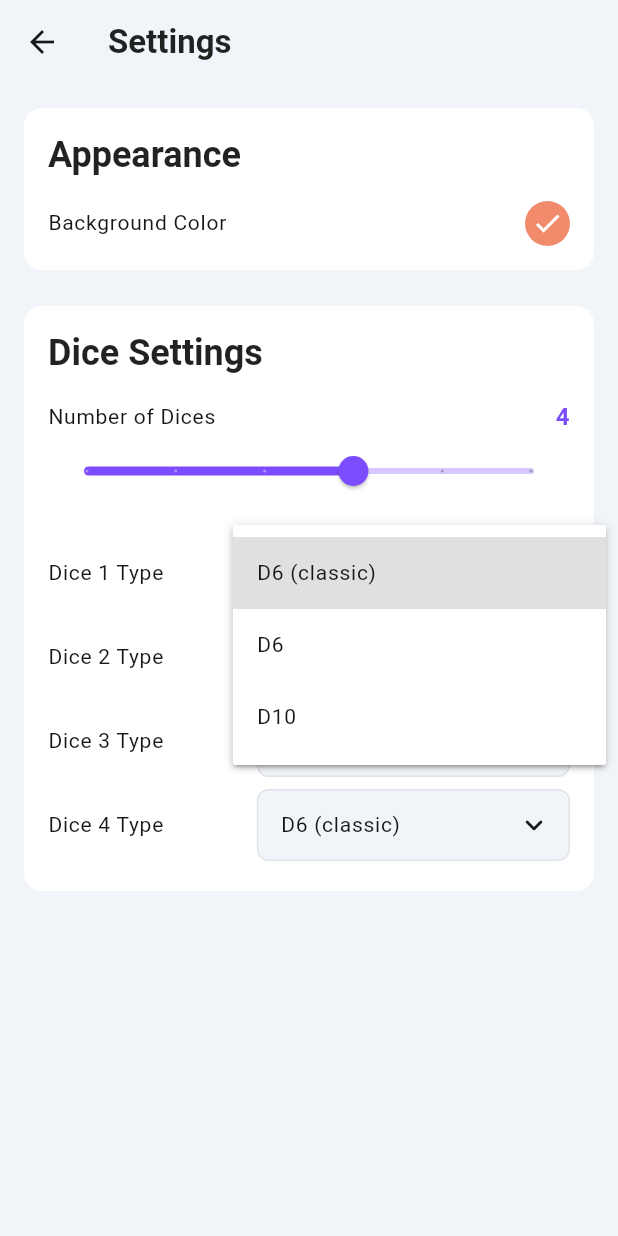
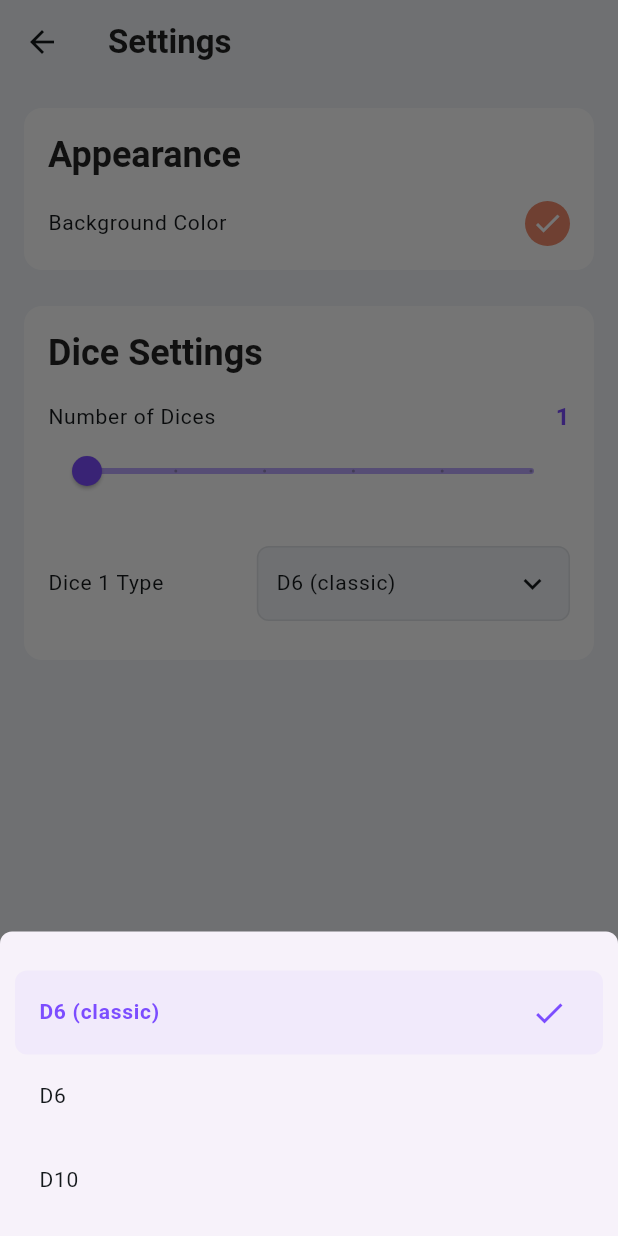
Before and after one commit to nvsoftlab/dice-roller, a Flutter app: the SettingsScreen screen opened directly, after a tap on "D6 (classic)", on a phone screen of 412 x 824 dp. Run offline on Flutter 3.47's test engine with Material 3 defaults, Android fonts, the phone set to English and light mode, and no system bars; our stand-ins replace google_fonts, sensors_plus, shared_preferences; accounts and stored records are empty.

Commit message:
feat: fixes

```diff
--- a/lib/main.dart
+++ b/lib/main.dart
@@ -8,7 +8,8 @@ import 'package:dice_roller/l10n/app_localizations.dart';
 final materialTheme = ThemeData(
   primaryColor: Color(0xFFF1F4F8),
   brightness: Brightness.light,
-  primarySwatch: Colors.blue,
+  primaryColorDark: Colors.deepPurpleAccent,
+  primaryColorLight: Color(0xFFBCA8FF),
   scaffoldBackgroundColor: const Color(0xFFF1F4F8),
   textTheme: GoogleFonts.robotoTextTheme().copyWith(
     titleLarge: TextStyle(
@@ -32,19 +33,8 @@ final materialTheme = ThemeData(
 
   sliderTheme: SliderThemeData(
     activeTrackColor: Colors.deepPurpleAccent,
-    inactiveTrackColor: Color.fromARGB(
-      (0.3 * 255).round(),
-      Colors.deepPurpleAccent.red,
-      Colors.deepPurpleAccent.green,
-      Colors.deepPurpleAccent.blue,
-    ),
+    inactiveTrackColor: Color(0xFFBCA8FF),
     thumbColor: Colors.deepPurpleAccent,
-    overlayColor: Color.fromARGB(
-      (0.2 * 255).round(),
-      Colors.deepPurpleAccent.red,
-      Colors.deepPurpleAccent.green,
-      Colors.deepPurpleAccent.blue,
-    ),
   ),
   switchTheme: SwitchThemeData(
     thumbColor: WidgetStateProperty.resolveWith<Color?>((
@@ -59,18 +49,9 @@ final materialTheme = ThemeData(
       Set<WidgetState> states,
     ) {
       if (states.contains(WidgetState.selected)) {
-        // Replaced Colors.deepPurpleAccent.withOpacity(0.5)
-        return Color.fromARGB(
-          (0.5 * 255).round(),
-          Colors.deepPurpleAccent.red,
-          Colors.deepPurpleAccent.green,
-          Colors.deepPurpleAccent.blue,
-        );
+        return Color(0xFFBCA8FF);
       }
-      // Replaced Colors.grey.withOpacity(0.5)
-      // Note: Colors.grey is a MaterialColor, Colors.grey.shade500 is the default grey
-      // but Colors.grey itself is also a Color(0xFF9E9E9E)
-      final greyBase = Colors.grey; // This is Color(0xFF9E9E9E)
+      final greyBase = Colors.grey;
       return Color.fromARGB(
         (0.5 * 255).round(),
         greyBase.red,
--- a/lib/screens/dice.dart
+++ b/lib/screens/dice.dart
@@ -37,7 +37,7 @@ class _DiceScreenState extends State<DiceScreen> {
   void initState() {
     super.initState();
     _loadBackgroundColor();
-    _loadDiceSettings(); // Load the number of dice
+    _loadDiceSettings();
     _startAccelerometerListener();
   }
 
@@ -45,7 +45,6 @@ class _DiceScreenState extends State<DiceScreen> {
     final preferences = await SharedPreferences.getInstance();
     if (!mounted) return;
 
-    // Get the stored index. Default to 0 if not found (first color in kColors).
     final int colorIndex = preferences.getInt(selectedColorIndexKey) ?? 0;
 
     if (kColors.isNotEmpty && colorIndex >= 0 && colorIndex < kColors.length) {
@@ -55,8 +54,6 @@ class _DiceScreenState extends State<DiceScreen> {
         });
       }
     }
-    // If kColors is empty or index is out of bounds after defaulting,
-    // _backgroundColor retains its last valid or initialized value.
   }
 
   Future<void> _loadDiceSettings() async {
@@ -64,9 +61,7 @@ class _DiceScreenState extends State<DiceScreen> {
     if (!mounted) return;
 
     setState(() {
-      // Load the number of dice. Default to 4.0 (as in DiceSettingsSection) if not found.
-      // The value in SharedPreferences is stored as a double.
-      diceCount = (preferences.getDouble(numberOfDicesKey) ?? 4.0).toInt();
+      diceCount = (preferences.getDouble(numberOfDicesKey) ?? 1).toInt();
     });
   }
 
@@ -133,7 +128,7 @@ class _DiceScreenState extends State<DiceScreen> {
     // After returning from settings, reload relevant settings
     if (mounted) {
       _loadBackgroundColor();
-      _loadDiceSettings(); // Reload the number of dice
+      _loadDiceSettings();
     }
   }
 
--- a/lib/widgets/common/dropdown.dart
+++ b/lib/widgets/common/dropdown.dart
@@ -1,4 +1,4 @@
-import 'package:dice_roller/constants/settings.dart'; // Assuming kDiceTypeOptions is here
+import 'package:dice_roller/constants/settings.dart';
 import 'package:flutter/material.dart';
 
 class DiceTypeDropdown extends StatelessWidget {
@@ -11,56 +11,110 @@ class DiceTypeDropdown extends StatelessWidget {
   final String? currentValue;
   final ValueChanged<String?> onChanged;
 
+  void _showDiceOptionsBottomSheet(BuildContext context) {
+    showModalBottomSheet<void>(
+      context: context,
+      shape: const RoundedRectangleBorder(
+        borderRadius: BorderRadius.vertical(top: Radius.circular(8)),
+      ),
+      builder: (BuildContext bottomSheetContext) {
+        return SafeArea(
+          child: Padding(
+            padding: EdgeInsets.fromLTRB(
+              10,
+              10,
+              10,
+              1 + MediaQuery.of(context).viewInsets.bottom,
+            ),
+            child: Column(
+              mainAxisSize: MainAxisSize.min,
+              crossAxisAlignment: CrossAxisAlignment.stretch,
+              children: [
+                const SizedBox(height: 16),
+                ListView.builder(
+                  shrinkWrap: true,
+                  itemCount: kDiceTypeOptions.length,
+                  itemBuilder: (BuildContext listItemContext, int index) {
+                    final String option = kDiceTypeOptions[index];
+                    final bool isSelected = (option == currentValue);
+
+                    return ListTile(
+                      title: Text(
+                        option,
+                        style: Theme.of(
+                          context,
+                        ).textTheme.labelMedium?.copyWith(
+                          color:
+                              isSelected
+                                  ? Theme.of(context).primaryColorDark
+                                  : Theme.of(
+                                    context,
+                                  ).textTheme.labelMedium?.color,
+                          fontWeight:
+                              isSelected ? FontWeight.bold : FontWeight.normal,
+                        ),
+                      ),
+                      trailing:
+                          isSelected
+                              ? Icon(
+                                Icons.check,
+                                color: Theme.of(context).primaryColorDark,
+                              )
+                              : null,
+                      onTap: () {
+                        onChanged(option);
+                        Navigator.pop(bottomSheetContext);
+                      },
+                      selected: isSelected,
+                      selectedTileColor: Theme.of(
+                        context,
+                      ).primaryColorLight.withAlpha(26),
+                      shape: RoundedRectangleBorder(
+                        borderRadius: BorderRadius.circular(8),
+                      ),
+                    );
+                  },
+                ),
+                const SizedBox(height: 8),
+              ],
+            ),
+          ),
+        );
+      },
+    );
+  }
+
   @override
   Widget build(BuildContext context) {
-    return DropdownButtonHideUnderline(
-      child: DropdownButtonFormField<String>(
-        decoration: InputDecoration(
-          filled: true,
-          fillColor: const Color(0xFFF1F4F8), // User's chosen fill color
-          contentPadding: const EdgeInsets.symmetric(
-            horizontal: 12.0,
-            vertical: 8.0,
-          ),
-          // 1. Set border with color #e0e3e7 and 2. border radius 8
-          enabledBorder: OutlineInputBorder(
-            borderRadius: BorderRadius.circular(8.0),
-            borderSide: const BorderSide(color: Color(0xFFE0E3E7), width: 1.0),
-          ),
-          focusedBorder: OutlineInputBorder(
-            borderRadius: BorderRadius.circular(8.0),
-            borderSide: const BorderSide(color: Color(0xFFE0E3E7), width: 1.0),
-          ),
-          border: OutlineInputBorder(
-            borderRadius: BorderRadius.circular(8.0),
-            borderSide: const BorderSide(color: Color(0xFFE0E3E7), width: 1.0),
-          ),
+    return InkWell(
+      onTap: () {
+        _showDiceOptionsBottomSheet(context);
+      },
+      borderRadius: BorderRadius.circular(8),
+      child: Container(
+        padding: const EdgeInsets.symmetric(horizontal: 12, vertical: 12),
+        decoration: BoxDecoration(
+          color: const Color(0xFFF1F4F8),
+          borderRadius: BorderRadius.circular(8.0),
+          border: Border.all(color: const Color(0xFFE0E3E7), width: 1),
         ),
-        value: currentValue,
-        icon: const Icon(
-          Icons.keyboard_arrow_down_rounded,
-          color: Color(0xFF14181B),
+        child: Row(
+          mainAxisAlignment: MainAxisAlignment.spaceBetween,
+          children: <Widget>[
+            Expanded(
+              child: Text(
+                currentValue ?? kDiceTypeOptions[0],
+                style: Theme.of(context).textTheme.labelMedium,
+                overflow: TextOverflow.ellipsis,
+              ),
+            ),
+            const SizedBox(width: 8),
+            const Icon(
+              Icons.keyboard_arrow_down_sharp,
+              color: Color(0xFF14181B),
+            ),
+          ],
         ),
-        elevation: 2,
-        style: Theme.of(context).textTheme.bodyLarge?.copyWith(
-          color: Colors.black87,
-        ), // Style for the selected item in the button
-        dropdownColor: Colors.white, // Background color of the dropdown menu
-        // menuOffset: Offset.zero, // Removed as it's not available in your Flutter version
-        onChanged: onChanged,
-        items:
-            kDiceTypeOptions.map<DropdownMenuItem<String>>((String value) {
-              return DropdownMenuItem<String>(
-                value: value,
-                child: Text(
-                  value,
-                  style:
-                      Theme.of(
-                        context,
-                      ).textTheme.labelMedium, // Style for items in the list
-                ),
-              );
-            }).toList(),
       ),
     );
   }
--- a/lib/widgets/settings/dice_settings_section.dart
+++ b/lib/widgets/settings/dice_settings_section.dart
@@ -1,9 +1,8 @@
-// File: dice_settings_section.dart (Your main file)
 import 'package:dice_roller/constants/settings.dart';
 import 'package:dice_roller/constants/shared_preferences_indexes.dart';
 import 'package:dice_roller/l10n/app_localizations.dart';
-import 'package:dice_roller/widgets/settings/dice_configuration_list.dart';
-import 'package:dice_roller/widgets/settings/number_of_dices_control.dart';
+import 'package:dice_roller/widgets/settings/dice_configuration_list.dart'; // Assuming this is DiceConfigurationListWidget
+import 'package:dice_roller/widgets/settings/number_of_dices_control.dart'; // Assuming this is NumberOfDicesControlWidget
 import 'package:dice_roller/widgets/settings/settings_section_layout.dart';
 import 'package:flutter/material.dart';
 import 'package:shared_preferences/shared_preferences.dart';
@@ -16,22 +15,25 @@ class DiceSettingsSection extends StatefulWidget {
 }
 
 class _DiceSettingsSectionState extends State<DiceSettingsSection> {
-  double _numberOfDices = 4.0;
+  static const double _initialNumberOfDicesDefault = 1;
+
+  // State variables
+  late double _numberOfDices;
   late List<String?> _diceTypes;
+  bool _isLoading = true;
 
   String get _defaultDiceType {
-    if (kDiceTypeOptions.isNotEmpty) {
-      final firstOption = kDiceTypeOptions[0];
-      if (firstOption.isNotEmpty) {
-        return firstOption;
-      }
+    if (kDiceTypeOptions.isNotEmpty && kDiceTypeOptions[0].isNotEmpty) {
+      return kDiceTypeOptions[0];
     }
-    return 'D6';
+
+    return kDiceTypeOptions[0];
   }
 
   @override
   void initState() {
     super.initState();
+    _numberOfDices = _initialNumberOfDicesDefault;
     _diceTypes = List<String?>.generate(
       _numberOfDices.toInt(),
       (_) => _defaultDiceType,
@@ -41,38 +43,50 @@ class _DiceSettingsSectionState extends State<DiceSettingsSection> {
   }
 
   Future<void> _loadSettings() async {
-    final prefs = await SharedPreferences.getInstance();
+    final preferences = await SharedPreferences.getInstance();
+
+    double loadedNumberOfDices =
+        preferences.getDouble(numberOfDicesKey) ?? _initialNumberOfDicesDefault;
+
+    List<String>? loadedPersistedTypes = preferences.getStringList(
+      diceTypesKey,
+    );
+    int currentDiceCount = loadedNumberOfDices.toInt();
+    List<String?> finalDiceTypes;
+
+    if (loadedPersistedTypes != null &&
+        loadedPersistedTypes.length == currentDiceCount) {
+      finalDiceTypes = List<String?>.from(loadedPersistedTypes, growable: true);
+    } else {
+      finalDiceTypes = List<String?>.generate(
+        currentDiceCount,
+        (_) => _defaultDiceType,
+        growable: true,
+      );
+    }
+
     if (!mounted) return;
 
     setState(() {
-      _numberOfDices = prefs.getDouble(numberOfDicesKey) ?? _numberOfDices;
-      List<String>? loadedTypes = prefs.getStringList(diceTypesKey);
-      int currentDiceCount = _numberOfDices.toInt();
+      _numberOfDices = loadedNumberOfDices;
+      _diceTypes = finalDiceTypes;
+      _isLoading = false;
+    });
 
-      if (loadedTypes != null && loadedTypes.length == currentDiceCount) {
-        _diceTypes = List<String?>.from(loadedTypes, growable: true);
-      } else {
-        _diceTypes = List<String?>.generate(
-          currentDiceCount,
-          (_) => _defaultDiceType,
-          growable: true,
-        );
-        if (loadedTypes == null || (loadedTypes.length != currentDiceCount)) {
-          _saveSettings();
-        }
-      }
-    });
+    if (loadedPersistedTypes == null ||
+        (loadedPersistedTypes.length != currentDiceCount)) {
+      await _saveSettings();
+    }
   }
 
   Future<void> _saveSettings() async {
-    final prefs = await SharedPreferences.getInstance();
-    await prefs.setDouble(numberOfDicesKey, _numberOfDices);
+    final preferences = await SharedPreferences.getInstance();
+    await preferences.setDouble(numberOfDicesKey, _numberOfDices);
     List<String> typesToSave =
         _diceTypes.map((type) => type ?? _defaultDiceType).toList();
-    await prefs.setStringList(diceTypesKey, typesToSave);
+    await preferences.setStringList(diceTypesKey, typesToSave);
   }
 
-  // Callback for NumberOfDicesControlWidget
   void _handleNumberOfDicesChanged(double value) {
     setState(() {
       int oldDiceCount = _numberOfDices.toInt();
@@ -86,7 +100,8 @@ class _DiceSettingsSectionState extends State<DiceSettingsSection> {
       } else if (newCount < oldDiceCount) {
         _diceTypes = _diceTypes.sublist(0, newCount);
       }
-      // Ensure consistency after adjustment (though above logic should handle it)
+
+      // Safeguard: Ensure _diceTypes list is consistent with newCount.
       if (_diceTypes.length != newCount) {
         _diceTypes = List<String?>.generate(
           newCount,
@@ -98,9 +113,7 @@ class _DiceSettingsSectionState extends State<DiceSettingsSection> {
     _saveSettings();
   }
 
-  // Callback for DiceConfigurationListWidget
   void _handleDiceTypeChanged(int index, String? newValue) {
-    // Ensure index is within bounds before updating
     if (index >= 0 && index < _diceTypes.length) {
       setState(() {
         _diceTypes[index] = newValue;
@@ -111,6 +124,18 @@ class _DiceSettingsSectionState extends State<DiceSettingsSection> {
 
   @override
   Widget build(BuildContext context) {
+    if (_isLoading) {
+      return SettingsSectionLayout(
+        title: AppLocalizations.of(context)!.settingsDiceSettingsTitle,
+        content: const Center(
+          child: Padding(
+            padding: EdgeInsets.all(16.0),
+            child: CircularProgressIndicator(),
+          ),
+        ),
+      );
+    }
+
     final localizations = AppLocalizations.of(context)!;
 
     return SettingsSectionLayout(
@@ -134,7 +159,7 @@ class _DiceSettingsSectionState extends State<DiceSettingsSection> {
     );
   }
 
-  // will be used later
+  // This widget for a switch row is preserved as it might be used later.
   Widget _buildSwitchRow(
     String title,
     bool value,
--- a/lib/widgets/settings/dice_type_row.dart
+++ b/lib/widgets/settings/dice_type_row.dart
@@ -16,7 +16,7 @@ class DiceTypeRow extends StatelessWidget {
   @override
   Widget build(BuildContext context) {
     return Padding(
-      padding: const EdgeInsets.symmetric(vertical: 4.0),
+      padding: const EdgeInsets.symmetric(vertical: 10),
       child: Row(
         mainAxisAlignment: MainAxisAlignment.spaceBetween,
         children: [
@@ -27,7 +27,6 @@ class DiceTypeRow extends StatelessWidget {
           Expanded(
             flex: 3,
             child: DiceTypeDropdown(
-              // Your existing dropdown
               currentValue: currentValue,
               onChanged: onChanged,
             ),
--- a/lib/widgets/settings/number_of_dices_control.dart
+++ b/lib/widgets/settings/number_of_dices_control.dart
@@ -28,7 +28,7 @@ class NumberOfDicesControl extends StatelessWidget {
             Text(
               '${currentNumberOfDices.toInt()}',
               style: Theme.of(context).textTheme.bodyLarge?.copyWith(
-                color: Colors.deepPurpleAccent,
+                color: Theme.of(context).primaryColorDark,
                 fontWeight: FontWeight.bold,
               ),
             ),
```
